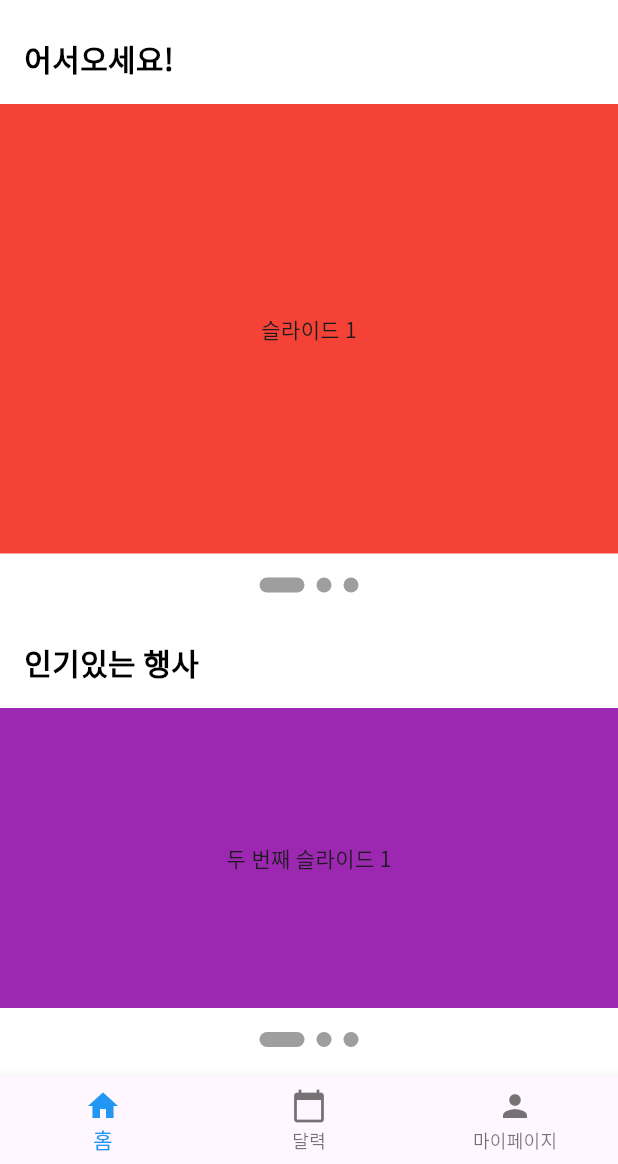
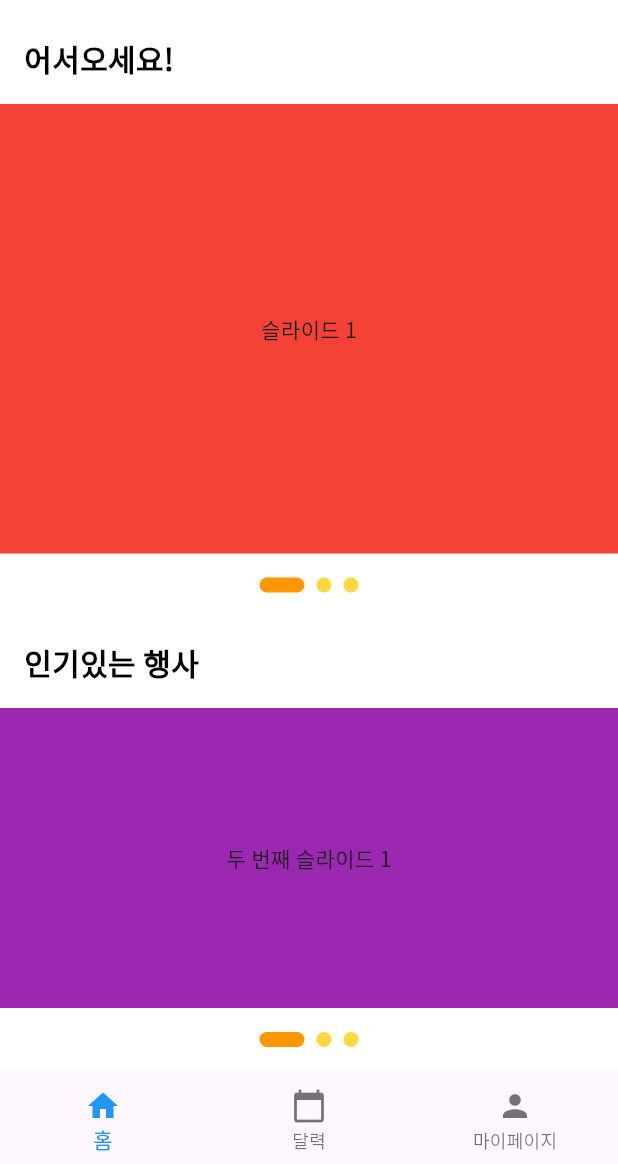
Before and after one commit to Daseul727/duckty_flutter, a Flutter app: the screen it shows after launch, on a phone screen of 412 x 824 dp, the part 72-1236 px from its top. Run offline on Flutter 3.47's test engine with Material 3 defaults, Android fonts, the phone set to English and light mode, and no system bars; drawn by our look-alikes of smooth_page_indicator; our stand-ins replace table_calendar.

```diff
--- a/lib/screens/home.dart
+++ b/lib/screens/home.dart
@@ -11,6 +11,7 @@ class HomeScreen extends StatefulWidget {
 class _HomeScreenState extends State<HomeScreen> {
   final PageController _controller = PageController();
   final PageController _controller2 = PageController(); // 두 번째 슬라이드를 위한 컨트롤러
+  final PageController _controller3 = PageController(); // 두 번째 슬라이드를 위한 컨트롤러
 
   @override
   Widget build(BuildContext context) {
@@ -66,8 +67,8 @@ class _HomeScreenState extends State<HomeScreen> {
                 effect: ExpandingDotsEffect(
                   dotWidth: 10.0,
                   dotHeight: 10.0,
-                  activeDotColor: Colors.grey, // 활성화된 점의 색
-                  dotColor: Colors.grey, // 비활성화된 점의 색
+                  activeDotColor: Colors.orange, // 활성화된 점의 색
+                  dotColor: Colors.amberAccent, // 비활성화된 점의 색
                 ),
               ),
             ),
@@ -118,8 +119,8 @@ class _HomeScreenState extends State<HomeScreen> {
                 effect: ExpandingDotsEffect(
                   dotWidth: 10.0,
                   dotHeight: 10.0,
-                  activeDotColor: Colors.grey, // 활성화된 점의 색
-                  dotColor: Colors.grey, // 비활성화된 점의 색
+                  activeDotColor: Colors.orange, // 활성화된 점의 색
+                  dotColor: Colors.amberAccent, // 비활성화된 점의 색
                 ),
               ),
             ),
@@ -143,7 +144,7 @@ class _HomeScreenState extends State<HomeScreen> {
             Container(
               height: 200, // 두 번째 슬라이드 높이 설정
               child: PageView(
-                controller: _controller2, // 두 번째 PageController
+                controller: _controller3, // 두 번째 PageController
                 children: [
                   Container(
                     color: Colors.purple,
@@ -165,13 +166,13 @@ class _HomeScreenState extends State<HomeScreen> {
             Padding(
               padding: const EdgeInsets.all(16.0),
               child: SmoothPageIndicator(
-                controller: _controller2, // 두 번째 슬라이드의 PageController
+                controller: _controller3, // 두 번째 슬라이드의 PageController
                 count: 3, // 두 번째 슬라이드 개수
                 effect: ExpandingDotsEffect(
                   dotWidth: 10.0,
                   dotHeight: 10.0,
-                  activeDotColor: Colors.grey, // 활성화된 점의 색
-                  dotColor: Colors.grey, // 비활성화된 점의 색
+                  activeDotColor: Colors.orange, // 활성화된 점의 색
+                  dotColor: Colors.amberAccent, // 비활성화된 점의 색
                 ),
               ),
             ),
```
